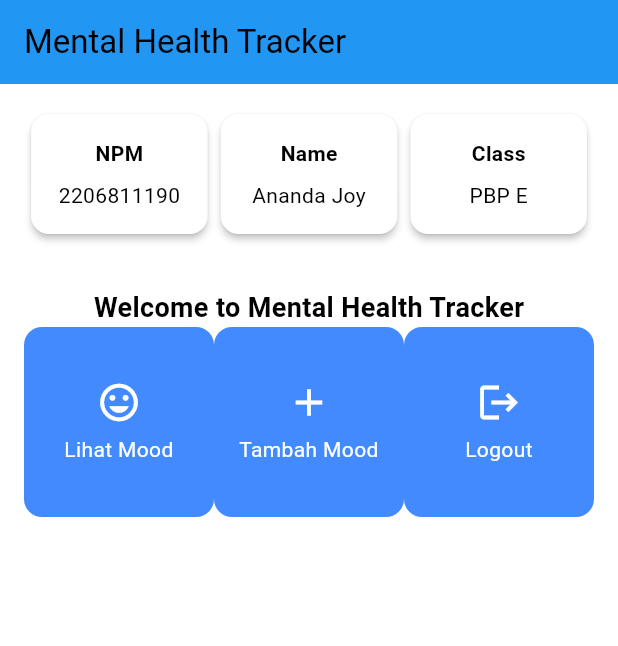
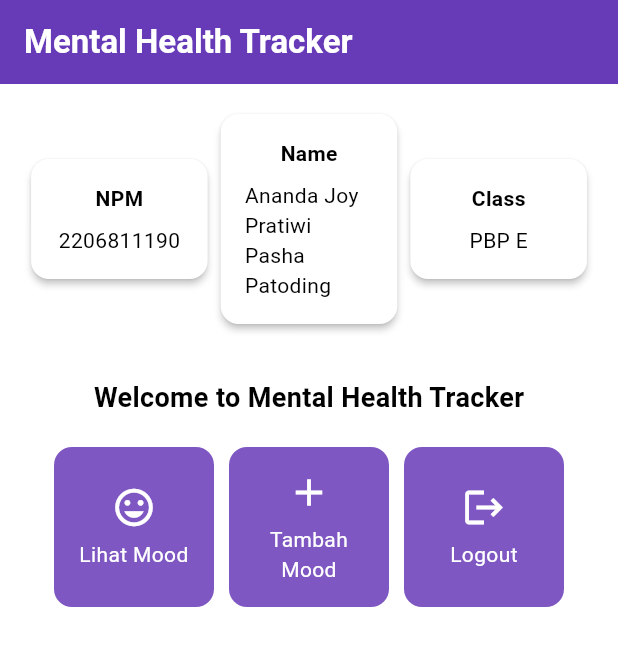
Before and after one commit to anandajoyyy22/mental-health-tracker-mobile, a Flutter app: the screen it shows after launch, on a phone screen of 412 x 824 dp. Shown: the top 646 px of the screen. Run offline on Flutter 3.47's test engine with Material 3 defaults, Android fonts, the phone set to English and light mode, and no system bars.

Commit message:
lab 7 fix kelar

```diff
--- a/lib/main.dart
+++ b/lib/main.dart
@@ -1,5 +1,5 @@
 import 'package:flutter/material.dart';
-import 'menu.dart'; // Import file menu.dart
+import 'package:mental_health_tracker/menu.dart';
 
 void main() {
   runApp(const MyApp());
@@ -13,12 +13,11 @@ class MyApp extends StatelessWidget {
     return MaterialApp(
       title: 'Mental Health Tracker',
       theme: ThemeData(
-        primarySwatch: Colors.blue, // Ubah warna utama sesuai kebutuhan
-        colorScheme: ColorScheme.fromSwatch().copyWith(
-          secondary: Colors.blueAccent, // Warna sekunder
-        ),
+        colorScheme: ColorScheme.fromSwatch(
+          primarySwatch: Colors.deepPurple,
+        ).copyWith(secondary: Colors.deepPurple[400]),
       ),
-      home: MyHomePage(), // Mengatur halaman awal
+      home: const MyHomePage(),
     );
   }
 }
--- a/lib/menu.dart
+++ b/lib/menu.dart
@@ -1,22 +1,23 @@
 import 'package:flutter/material.dart';
 
 class MyHomePage extends StatelessWidget {
-  final String npm = '2206811190';
-  final String name = 'Ananda Joy';
-  final String className = 'PBP E';
-  final List<ItemHomepage> items = [
-      ItemHomepage("Lihat Mood", Icons.mood),
-      ItemHomepage("Tambah Mood", Icons.add),
-      ItemHomepage("Logout", Icons.logout),
-  ];
+  final String npm = '2206811190'; // NPM
+  final String name = 'Ananda Joy Pratiwi Pasha Patoding'; // Nama
+  final String className = 'PBP E'; // Kelas
 
-  MyHomePage({super.key});
+  const MyHomePage({super.key});
 
   @override
   Widget build(BuildContext context) {
     return Scaffold(
       appBar: AppBar(
-        title: const Text('Mental Health Tracker'),
+        title: const Text(
+          'Mental Health Tracker',
+          style: TextStyle(
+            color: Colors.white,
+            fontWeight: FontWeight.bold,
+          ),
+        ),
         backgroundColor: Theme.of(context).colorScheme.primary,
       ),
       body: Padding(
@@ -40,13 +41,22 @@ class MyHomePage extends StatelessWidget {
                     padding: EdgeInsets.only(top: 16.0),
                     child: Text(
                       'Welcome to Mental Health Tracker',
-                      style: TextStyle(fontWeight: FontWeight.bold, fontSize: 18.0),
+                      style: TextStyle(
+                        fontWeight: FontWeight.bold,
+                        fontSize: 18.0,
+                      ),
                     ),
                   ),
                   GridView.count(
+                    primary: true,
+                    padding: const EdgeInsets.all(20),
+                    crossAxisSpacing: 10,
+                    mainAxisSpacing: 10,
                     crossAxisCount: 3,
                     shrinkWrap: true,
-                    children: items.map((item) => ItemCard(item)).toList(),
+                    children: items.map((ItemHomepage item) {
+                      return ItemCard(item);
+                    }).toList(),
                   ),
                 ],
               ),
@@ -59,23 +69,18 @@ class MyHomePage extends StatelessWidget {
 }
 
 class InfoCard extends StatelessWidget {
-  // Kartu informasi yang menampilkan title dan content.
-
-  final String title;  // Judul kartu.
-  final String content;  // Isi kartu.
+  final String title; // Judul kartu.
+  final String content; // Isi kartu.
 
   const InfoCard({super.key, required this.title, required this.content});
 
   @override
   Widget build(BuildContext context) {
     return Card(
-      // Membuat kotak kartu dengan bayangan dibawahnya.
       elevation: 2.0,
       child: Container(
-        // Mengatur ukuran dan jarak di dalam kartu.
-        width: MediaQuery.of(context).size.width / 3.5, // menyesuaikan dengan lebar device yang digunakan.
+        width: MediaQuery.of(context).size.width / 3.5,
         padding: const EdgeInsets.all(16.0),
-        // Menyusun title dan content secara vertikal.
         child: Column(
           children: [
             Text(
@@ -92,15 +97,13 @@ class InfoCard extends StatelessWidget {
 }
 
 class ItemHomepage {
-    final String name;
-    final IconData icon;
+  final String name;
+  final IconData icon;
 
-    ItemHomepage(this.name, this.icon);
+  ItemHomepage(this.name, this.icon);
 }
 
 class ItemCard extends StatelessWidget {
-  // Menampilkan kartu dengan ikon dan nama.
-
   final ItemHomepage item;
 
   const ItemCard(this.item, {super.key});
@@ -108,27 +111,19 @@ class ItemCard extends StatelessWidget {
   @override
   Widget build(BuildContext context) {
     return Material(
-      // Menentukan warna latar belakang dari tema aplikasi.
       color: Theme.of(context).colorScheme.secondary,
-      // Membuat sudut kartu melengkung.
       borderRadius: BorderRadius.circular(12),
-
       child: InkWell(
-        // Aksi ketika kartu ditekan.
         onTap: () {
-          // Menampilkan pesan SnackBar saat kartu ditekan.
           ScaffoldMessenger.of(context)
             ..hideCurrentSnackBar()
-            ..showSnackBar(
-              SnackBar(content: Text("Kamu telah menekan tombol ${item.name}!"))
-            );
+            ..showSnackBar(SnackBar(
+                content: Text("Kamu telah menekan tombol ${item.name}!")));
         },
-        // Container untuk menyimpan Icon dan Text
         child: Container(
           padding: const EdgeInsets.all(8),
           child: Center(
             child: Column(
-              // Menyusun ikon dan teks di tengah kartu.
               mainAxisAlignment: MainAxisAlignment.center,
               children: [
                 Icon(
@@ -149,5 +144,11 @@ class ItemCard extends StatelessWidget {
       ),
     );
   }
+}
 
-}
+// List of items for the grid
+final List<ItemHomepage> items = [
+  ItemHomepage("Lihat Mood", Icons.mood),
+  ItemHomepage("Tambah Mood", Icons.add),
+  ItemHomepage("Logout", Icons.logout),
+];
```
